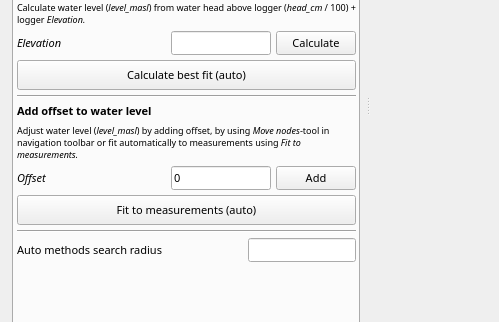
HenrikSpa/qgis-midvatten-plugin, file ui/calibr_logger_dialog_integrated.ui: the form before one commit; both pictures show x 0 to 499 and y 375 to 697 of the 1260 by 943 pixel window.
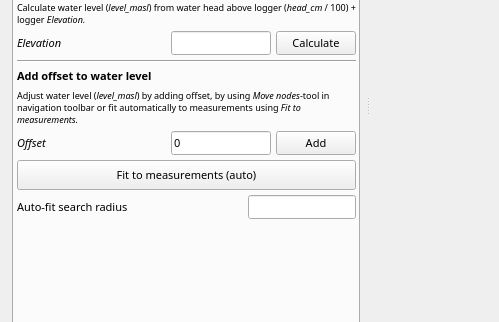
The form after the commit.

Commit message: refactor: simplify logger calibration controls

The edit to the form file:
```diff
--- a/ui/calibr_logger_dialog_integrated.ui
+++ b/ui/calibr_logger_dialog_integrated.ui
@@ -919,36 +919,6 @@
               </item>
              </layout>
             </item>
-            <item>
-             <widget class="QPushButton" name="button_auto_calculate">
-              <property name="sizePolicy">
-               <sizepolicy hsizetype="Minimum" vsizetype="Minimum">
-                <horstretch>0</horstretch>
-                <verstretch>0</verstretch>
-               </sizepolicy>
-              </property>
-              <property name="minimumSize">
-               <size>
-                <width>0</width>
-                <height>30</height>
-               </size>
-              </property>
-              <property name="font">
-               <font>
-                <family>Noto Sans</family>
-                <pointsize>8</pointsize>
-                <weight>50</weight>
-                <bold>false</bold>
-               </font>
-              </property>
-              <property name="toolTip">
-               <string>&lt;html&gt;&lt;head/&gt;&lt;body&gt;&lt;p&gt;Fit logger water head within selected period to measurements using mean difference between calculated logger water level and measurements. Each logger water head is matched to measurements within its datetime +- &lt;span style=" font-style:italic;"&gt;search radius&lt;/span&gt;. Increase &lt;span style=" font-style:italic;"&gt;search radius&lt;/span&gt; if no match is found.&lt;/p&gt;&lt;/body&gt;&lt;/html&gt;</string>
-              </property>
-              <property name="text">
-               <string>Calculate best fit (auto)</string>
-              </property>
-             </widget>
-            </item>
             <item>
              <widget class="Line" name="line_2">
               <property name="orientation">
@@ -1123,13 +1093,6 @@
               </property>
              </widget>
             </item>
-            <item>
-             <widget class="Line" name="line_3">
-              <property name="orientation">
-               <enum>Qt::Horizontal</enum>
-              </property>
-             </widget>
-            </item>
             <item>
              <layout class="QHBoxLayout" name="horizontal_layout_9">
               <item>
@@ -1155,7 +1118,7 @@
                  </font>
                 </property>
                 <property name="text">
-                 <string>Auto methods search radius</string>
+                 <string>Auto-fit search radius</string>
                 </property>
                </widget>
               </item>
```
The commit also changes 2 other files.
